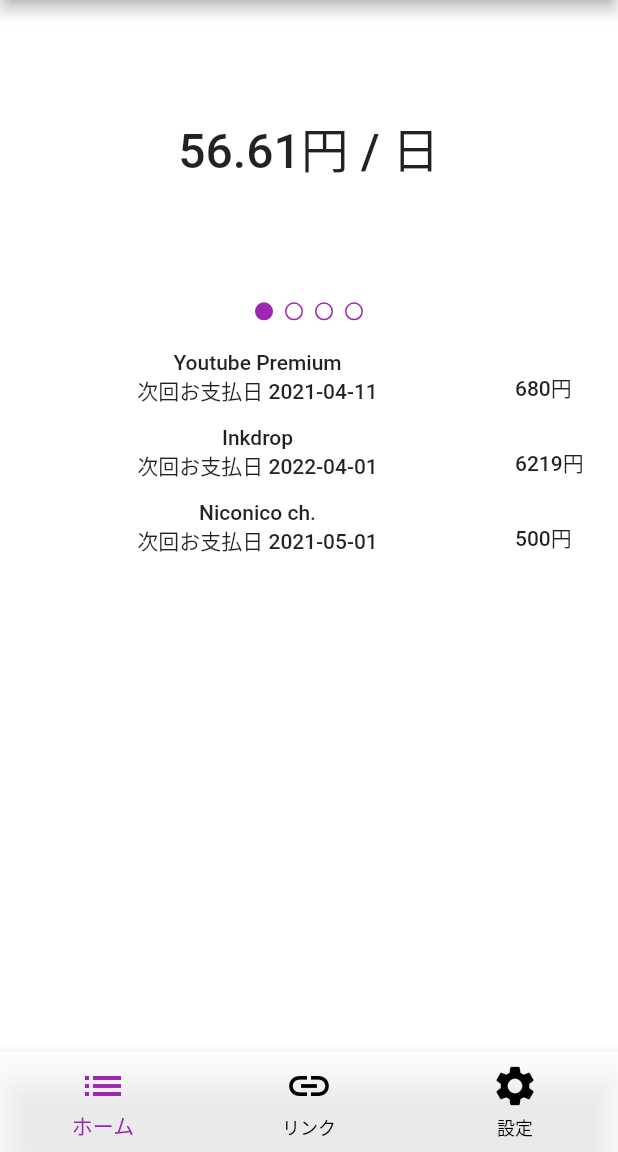
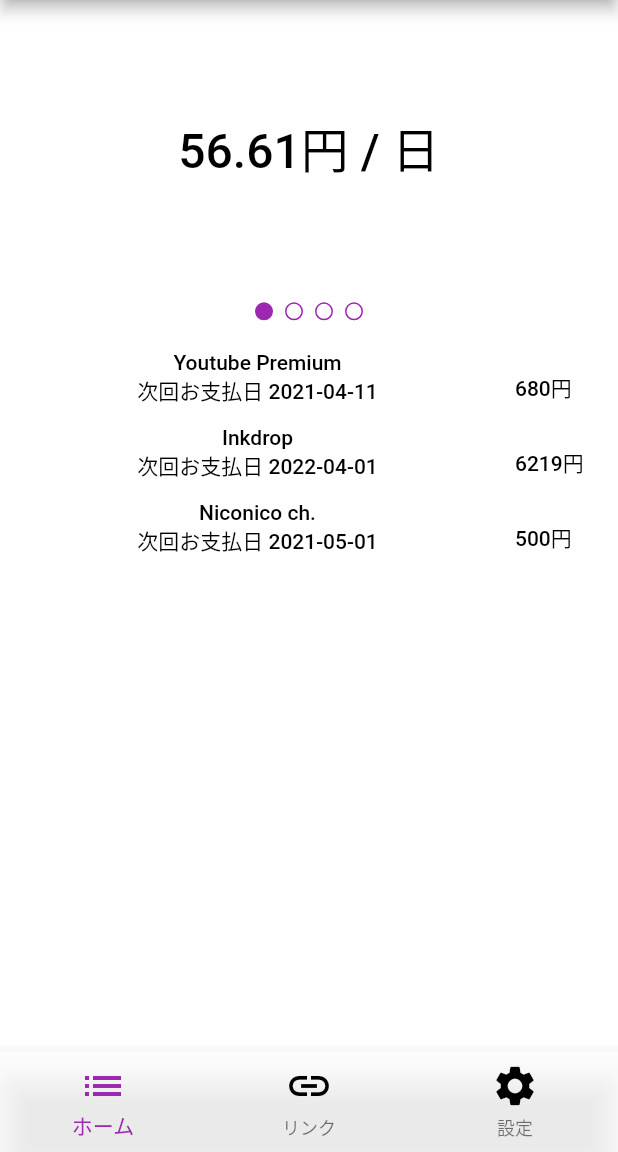
Before and after one commit to ushmz/subsuke, a Flutter app: the screen it shows after launch, on a phone screen of 412 x 824 dp, the part 84-1236 px from its top. Run offline on Flutter 3.47's test engine with Material 2 defaults, Android fonts, the phone set to English and light mode, and no system bars; our stand-ins replace rxdart.

Commit message:
:art: Optimize color

```diff
--- a/lib/main.dart
+++ b/lib/main.dart
@@ -26,10 +26,11 @@
           primarySwatch: Colors.purple,
           scaffoldBackgroundColor: Colors.white,
           bottomAppBarColor: Colors.white70,
-          hintColor: Colors.black,
+          hintColor: Colors.black54,
           iconTheme: IconThemeData(color: Colors.black),
           textTheme: TextTheme(
-            bodyText1: TextStyle(color: Colors.black87),
+            bodyText1: TextStyle(color: Colors.black),
+            bodyText2: TextStyle(color: Colors.black54),
           )),
       darkTheme: ThemeData(
           primaryColor: Colors.deepPurple,
@@ -37,10 +38,11 @@
           backgroundColor: Colors.black,
           scaffoldBackgroundColor: Colors.black,
           bottomAppBarColor: Colors.black87,
-          hintColor: Colors.white,
+          hintColor: Colors.white54,
           iconTheme: IconThemeData(color: Colors.white),
           textTheme: TextTheme(
             bodyText1: TextStyle(color: Colors.white),
+            bodyText2: TextStyle(color: Colors.white54),
           )),
       home: Provider<PaginationBloc>(
         create: (context) => PaginationBloc(),
@@ -50,9 +52,3 @@
     );
   }
 }
-
-/// return ListTile(
-///                   title: Text(subscs[index]['title']),
-///                   subtitle: Text("次回お支払日 $subscs[index]['nextPayment']"),
-///                   trailing: Text("$subscs[index]['price']円"),
-///                 );
--- a/lib/ui/screen/home.dart
+++ b/lib/ui/screen/home.dart
@@ -25,6 +25,8 @@
         bottomNavigationBar: BottomNavigationBar(
           backgroundColor: Theme.of(context).bottomAppBarColor,
           unselectedItemColor: Theme.of(context).hintColor,
+          unselectedIconTheme:
+              IconThemeData(color: Theme.of(context).hintColor),
           type: BottomNavigationBarType.fixed,
           items: [
             BottomNavigationBarItem(
```
